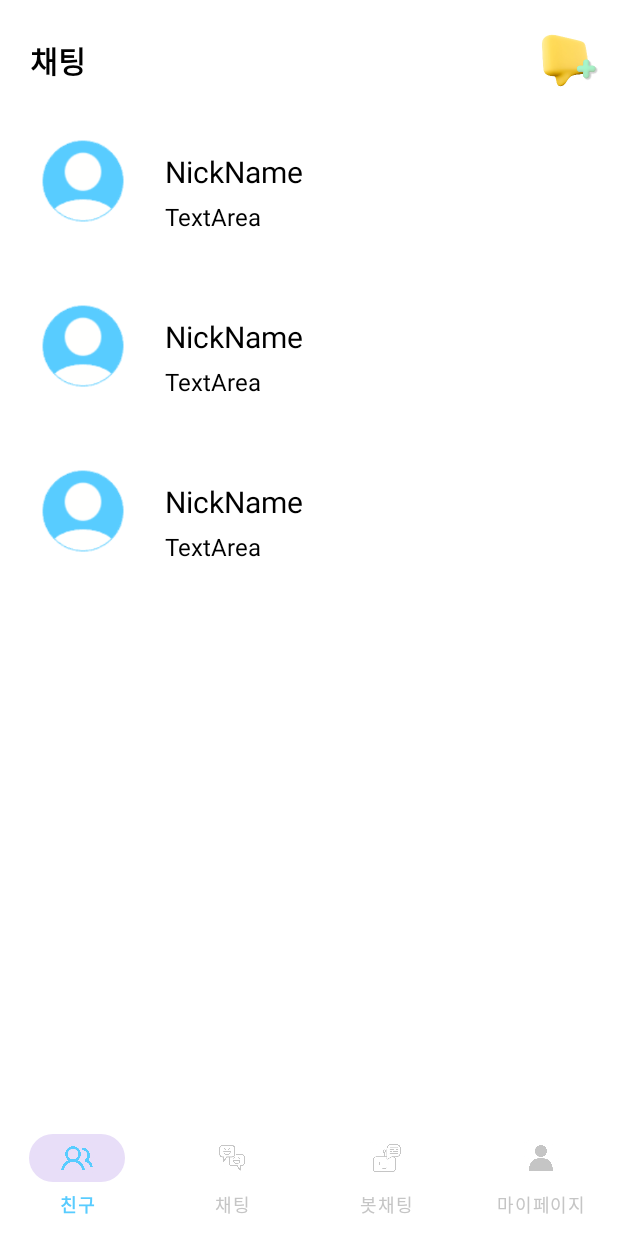
After one commit to Seong-A/ChitChat, an Android app: the layout activity_chatlist.xml on its own in the app's theme, with its tools: preview values and no code run, on a phone screen of 412 x 824 dp. The commit adds this screen. Run offline under Robolectric (Android 15) with nearby library versions, the phone set to English and light mode, and no system bars.

Commit message:
chat list

```diff
--- a/app/src/main/java/com/example/chitchat/adapter/MessageAdapter.kt
+++ b/app/src/main/java/com/example/chitchat/adapter/MessageAdapter.kt
@@ -8,7 +8,7 @@ import androidx.recyclerview.widget.RecyclerView
 import com.example.chitchat.R
 import com.example.chitchat.model.Message
 
-class MessageAdapter(private val messages: List<Message>) : RecyclerView.Adapter<RecyclerView.ViewHolder>() {
+class MessageAdapter(private val messages: List<Message>, private val currentUser: String) : RecyclerView.Adapter<RecyclerView.ViewHolder>() {
 
     companion object {
         private const val VIEW_TYPE_USER = 1
@@ -16,7 +16,7 @@ class MessageAdapter(private val messages: List<Message>) : RecyclerView.Adapter
     }
 
     override fun getItemViewType(position: Int): Int {
-        return if (messages[position].isUser) VIEW_TYPE_USER else VIEW_TYPE_BOT
+        return if (messages[position].sender == currentUser) VIEW_TYPE_USER else VIEW_TYPE_BOT
     }
 
     override fun onCreateViewHolder(parent: ViewGroup, viewType: Int): RecyclerView.ViewHolder {
--- a/app/src/main/java/com/example/chitchat/model/Friend.kt
+++ b/app/src/main/java/com/example/chitchat/model/Friend.kt
@@ -1,6 +1,9 @@
 package com.example.chitchat.model
+
+import com.example.chitchat.R
 
 data class Friend(
     val name: String = "",
-    val profileImageResId: Int
+    val email: String = "",
+    val profileImage: Int = R.drawable.profile
 )
--- /dev/null
+++ b/app/src/main/res/layout/activity_chatlist.xml
@@ -0,0 +1,60 @@
+<?xml version="1.0" encoding="utf-8"?>
+<RelativeLayout xmlns:android="http://schemas.android.com/apk/res/android"
+    xmlns:app="http://schemas.android.com/apk/res-auto"
+    xmlns:tools="http://schemas.android.com/tools"
+    android:layout_width="match_parent"
+    android:layout_height="match_parent"
+    android:background="@color/white"
+    tools:context=".ChatListActivity">
+
+    <RelativeLayout
+        android:id="@+id/chats"
+        android:layout_width="match_parent"
+        android:layout_height="wrap_content"
+        android:layout_marginTop="15dp">
+
+        <TextView
+            android:id="@+id/chatting"
+            android:layout_width="wrap_content"
+            android:layout_height="wrap_content"
+            android:text="채팅"
+            android:textColor="@color/black"
+            android:textStyle="bold"
+            android:textSize="20sp"
+            android:layout_marginTop="10dp"
+            android:layout_marginLeft="20dp"/>
+
+        <ImageView
+            android:id="@+id/addChat"
+            android:layout_width="50dp"
+            android:layout_height="50dp"
+            android:layout_alignParentRight="true"
+            android:layout_centerVertical="true"
+            android:layout_marginRight="10dp"
+            android:src="@drawable/plus_chat" />
+    </RelativeLayout>
+
+    <androidx.recyclerview.widget.RecyclerView
+        android:id="@+id/chatRecyclerView"
+        android:layout_width="match_parent"
+        android:layout_height="wrap_content"
+        android:layout_below="@id/chats"
+        android:layout_above="@id/bottomNavigationView"
+        tools:listitem="@layout/listview_item" />
+
+    <com.google.android.material.bottomnavigation.BottomNavigationView
+        android:id="@+id/bottomNavigationView"
+        android:layout_width="match_parent"
+        android:layout_height="wrap_content"
+        android:layout_alignParentBottom="true"
+        android:layout_centerHorizontal="true"
+        android:background="@color/white"
+        app:itemIconTint="@drawable/nav_item_color"
+        app:itemTextColor="@drawable/nav_item_color"
+        app:labelVisibilityMode="labeled"
+        app:menu="@menu/navi_bar"
+        app:layout_constraintBottom_toBottomOf="parent"
+        app:layout_constraintStart_toStartOf="parent"
+        app:layout_constraintEnd_toEndOf="parent" />
+
+</RelativeLayout>
--- a/app/src/main/res/layout/listview_item.xml
+++ b/app/src/main/res/layout/listview_item.xml
@@ -15,14 +15,29 @@
         android:layout_marginVertical="10dp"
         android:layout_marginLeft="20dp"/>
 
-    <TextView
-        android:id="@+id/listNickNameArea"
+    <LinearLayout
         android:layout_width="wrap_content"
-        android:layout_height="50dp"
-        android:layout_marginTop="25dp"
-        android:textColor="@color/black"
-        android:textSize="23sp"
-        android:text="TextArea"
-        android:layout_marginLeft="20dp"/>
+        android:layout_height="wrap_content"
+        android:orientation="vertical"
+        android:layout_marginLeft="20dp">
 
+        <TextView
+            android:id="@+id/listNickNameArea"
+            android:layout_width="wrap_content"
+            android:layout_height="wrap_content"
+            android:textColor="@color/black"
+            android:textSize="20sp"
+            android:text="NickName"
+            android:layout_marginTop="25dp"/>
+
+        <TextView
+            android:id="@+id/text"
+            android:layout_width="wrap_content"
+            android:layout_height="wrap_content"
+            android:text="TextArea"
+            android:textColor="@color/black"
+            android:textSize="16sp"
+            android:layout_marginTop="5dp" />
+
+    </LinearLayout>
 </LinearLayout>
```
Also changed, not shown: app/src/main/AndroidManifest.xml (+16 -1 lines), app/src/main/java/com/example/chitchat/ChatActivity.kt (+50 -7 lines), app/src/main/java/com/example/chitchat/ChatListActivity.kt (added, +121 -0 lines), app/src/main/java/com/example/chitchat/MainActivity.kt (+8 -7 lines), app/src/main/java/com/example/chitchat/MypageActivity.kt (+5 -5 lines), app/src/main/java/com/example/chitchat/SearchFriendActivity.kt (added, +80 -0 lines), app/src/main/java/com/example/chitchat/adapter/ChatListAdapter.kt (added, +57 -0 lines), app/src/main/java/com/example/chitchat/adapter/FriendAdapter.kt (+24 -6 lines), app/src/main/java/com/example/chitchat/model/Chat.kt (added, +8 -0 lines), app/src/main/java/com/example/chitchat/model/Message.kt (+6 -1 lines), app/src/main/res/layout/activity_chat.xml (+4 -13 lines), app/src/main/res/layout/activity_mypage.xml (+5 -4 lines), app/src/main/res/layout/activity_search_friend.xml (added, +51 -0 lines), app/src/main/res/drawable/friend.png (added), 1 more files.
